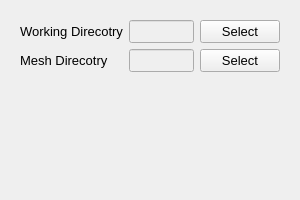
Old version of the form view/case_wizard/workspace_page.ui in the repository nextfoam/baram.
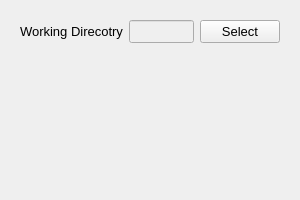
New version of the form.

Commit message: CellZoneListIndex, BoundaryListIndex 제거 Case Wizard 수정 및 mesh 형상 로딩(vtk) 구현

```diff
--- a/view/case_wizard/workspace_page.ui
+++ b/view/case_wizard/workspace_page.ui
@@ -25,13 +25,6 @@
    <item>
     <widget class="QWidget" name="widget" native="true">
      <layout class="QGridLayout" name="gridLayout">
-      <item row="0" column="0">
-       <widget class="QLabel" name="label">
-        <property name="text">
-         <string>Working Direcotry</string>
-        </property>
-       </widget>
-      </item>
       <item row="0" column="1">
        <widget class="QLineEdit" name="workingDirectory">
         <property name="enabled">
@@ -46,24 +39,10 @@
         </property>
        </widget>
       </item>
-      <item row="1" column="0">
-       <widget class="QLabel" name="label_2">
+      <item row="0" column="0">
+       <widget class="QLabel" name="label">
         <property name="text">
-         <string>Mesh Direcotry</string>
-        </property>
-       </widget>
-      </item>
-      <item row="1" column="1">
-       <widget class="QLineEdit" name="meshDirectory">
-        <property name="enabled">
-         <bool>false</bool>
-        </property>
-       </widget>
-      </item>
-      <item row="1" column="2">
-       <widget class="QPushButton" name="meshSelect">
-        <property name="text">
-         <string>Select</string>
+         <string>Working Direcotry</string>
         </property>
        </widget>
       </item>
```
The commit also changes 24 other files.
